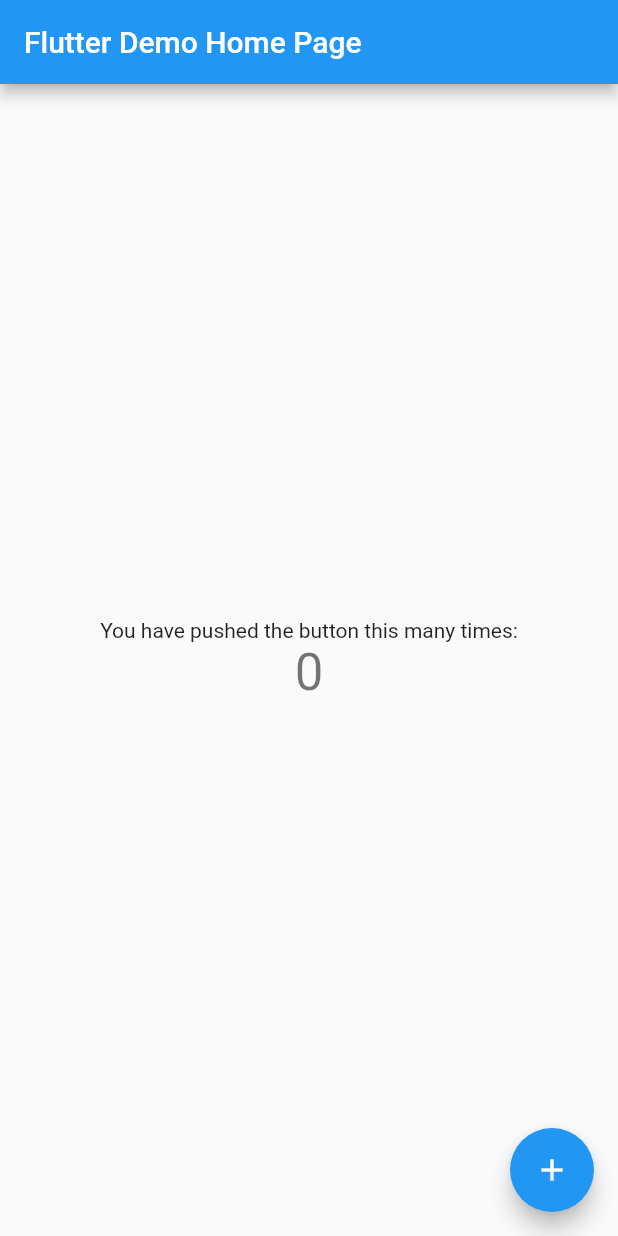
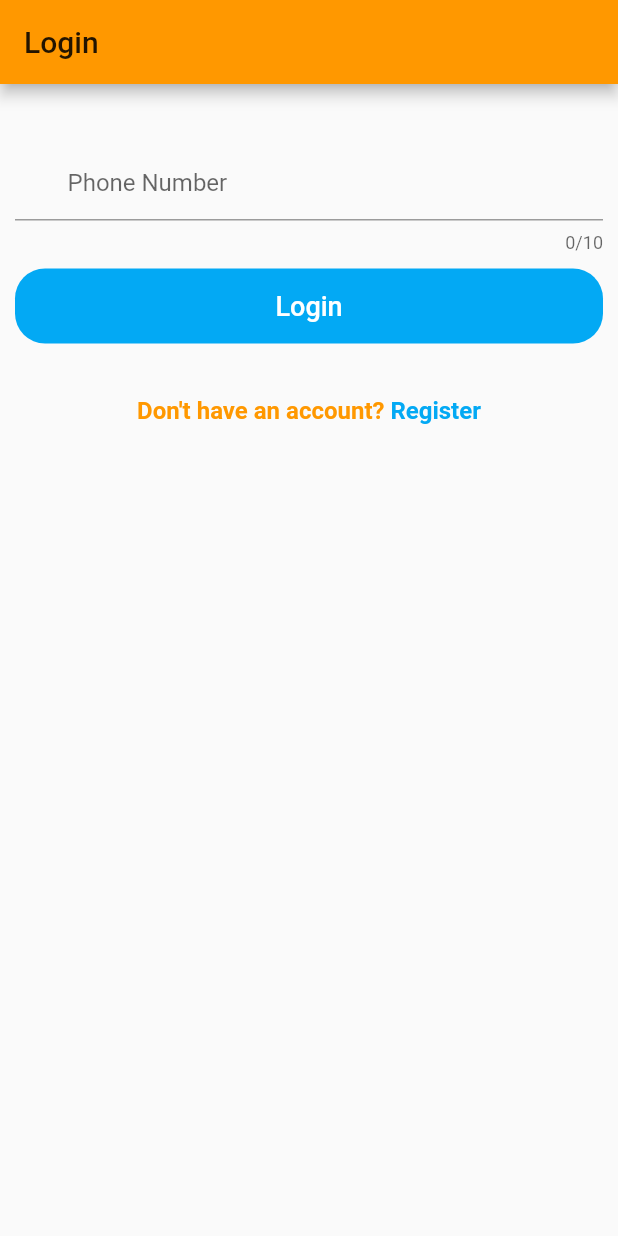
Before and after one commit to VarshaDantu/2021app, a Flutter app: the screen it shows after launch, on a phone screen of 412 x 824 dp. Run offline on Flutter 3.47's test engine with Material 2 defaults, Android fonts, the light colour scheme and no system bars; our stand-ins replace firebase_auth, firebase_core, pinput; accounts and stored records are empty.

Commit message:
Added Login system UI

```diff
--- /dev/null
+++ b/lib/components/constants.dart
@@ -0,0 +1,3 @@
+class constants {
+  final url_ = 'http://35.154.160.57:80/';
+}
--- /dev/null
+++ b/lib/login.dart
@@ -0,0 +1,111 @@
+import 'package:flutter/material.dart';
+import 'package:test_app/Register.dart';
+import 'package:test_app/otp.dart';
+
+class LoginScreen extends StatefulWidget {
+  @override
+  _LoginScreenState createState() => _LoginScreenState();
+}
+
+class _LoginScreenState extends State<LoginScreen> {
+  TextEditingController _controller = TextEditingController();
+  @override
+  Widget build(BuildContext context) {
+    return Scaffold(
+      appBar: AppBar(
+        title: Text('Login'),
+      ),
+      body: Column(
+        mainAxisAlignment: MainAxisAlignment.spaceBetween,
+        children: [
+          Column(children: [
+            // Container(
+            //   margin: EdgeInsets.only(top: 60),
+            //   child: Center(
+            //     child: Text(
+            //       'Phone Authentication',
+            //       style: TextStyle(fontWeight: FontWeight.bold, fontSize: 28),
+            //     ),
+            //   ),
+            // ),
+            Container(
+              margin: EdgeInsets.only(top: 40, right: 10, left: 10),
+              child: TextField(
+                decoration: InputDecoration(
+                  hintText: 'Phone Number',
+                  prefix: Padding(
+                    padding: EdgeInsets.all(4),
+                    child: Text('+91'),
+                  ),
+                ),
+                maxLength: 10,
+                keyboardType: TextInputType.number,
+                controller: _controller,
+              ),
+            )
+          ]),
+          Container(
+            height: 50,
+            margin: EdgeInsets.all(10),
+            width: double.infinity,
+            child: FlatButton(
+              shape: RoundedRectangleBorder(
+                borderRadius: BorderRadius.circular(20),
+              ),
+              color: Colors.lightBlue[500],
+              onPressed: () {
+                Navigator.of(context).push(MaterialPageRoute(
+                    builder: (context) => OTPScreen(_controller.text)));
+              },
+              child: Text(
+                'Login',
+                style: TextStyle(
+                  color: Colors.white,
+                  fontSize: 18,
+                ),
+              ),
+            ),
+          ),
+          Expanded(
+            flex: 5,
+            child: Container(
+              margin: EdgeInsets.symmetric(vertical: 25),
+              height: MediaQuery.of(context).size.height,
+              child: Row(
+                crossAxisAlignment: CrossAxisAlignment.start,
+                mainAxisAlignment: MainAxisAlignment.center,
+                children: [
+                  Text(
+                    "Don't have an account?",
+                    style: TextStyle(
+                      color: Colors.orange,
+                      fontSize: 16,
+                      fontWeight: FontWeight.bold,
+                    ),
+                  ),
+                  GestureDetector(
+                    onTap: () => {
+                      Navigator.push(
+                          context,
+                          MaterialPageRoute(
+                            builder: (BuildContext context) => RegisterScreen(),
+                          ))
+                    },
+                    child: Text(
+                      " Register",
+                      style: TextStyle(
+                        color: Colors.lightBlue[500],
+                        fontSize: 16,
+                        fontWeight: FontWeight.bold,
+                      ),
+                    ),
+                  ),
+                ],
+              ),
+            ),
+          ),
+        ],
+      ),
+    );
+  }
+}
--- a/lib/main.dart
+++ b/lib/main.dart
@@ -1,113 +1,22 @@
+import 'package:firebase_core/firebase_core.dart';
 import 'package:flutter/material.dart';
 
-void main() {
-  runApp(MyApp());
+import 'login.dart';
+
+void main() async {
+  WidgetsFlutterBinding.ensureInitialized();
+  Firebase.initializeApp();
+  runApp(MaterialApp(
+      home: MyApp(),
+      debugShowCheckedModeBanner: false,
+      theme: ThemeData(
+          primarySwatch: Colors.orange, accentColor: Colors.lightBlue[500])));
 }
 
 class MyApp extends StatelessWidget {
   // This widget is the root of your application.
   @override
   Widget build(BuildContext context) {
-    return MaterialApp(
-      title: 'Flutter Demo',
-      theme: ThemeData(
-        // This is the theme of your application.
-        //
-        // Try running your application with "flutter run". You'll see the
-        // application has a blue toolbar. Then, without quitting the app, try
-        // changing the primarySwatch below to Colors.green and then invoke
-        // "hot reload" (press "r" in the console where you ran "flutter run",
-        // or simply save your changes to "hot reload" in a Flutter IDE).
-        // Notice that the counter didn't reset back to zero; the application
-        // is not restarted.
-        primarySwatch: Colors.blue,
-      ),
-      home: MyHomePage(title: 'Flutter Demo Home Page'),
-    );
+    return LoginScreen();
   }
 }
-
-class MyHomePage extends StatefulWidget {
-  MyHomePage({Key key, this.title}) : super(key: key);
-
-  // This widget is the home page  of your application. It is stateful, meaning
-  // that it has a State object (defined below) that contains fields that affect
-  // how it looks.
-
-  // This class is the configuration for the state. It holds the values (in this
-  // case the title) provided by the parent (in this case the App widget) and
-  // used by the build method of the State. Fields in a Widget subclass are
-  // always marked "final".
-
-  final String title;
-
-  @override
-  _MyHomePageState createState() => _MyHomePageState();
-}
-
-class _MyHomePageState extends State<MyHomePage> {
-  int _counter = 0;
-
-  void _incrementCounter() {
-    setState(() {
-      // This call to setState tells the Flutter framework that something has
-      // changed in this State, which causes it to rerun the build method below
-      // so that the display can reflect the updated values. If we changed
-      // _counter without calling setState(), then the build method would not be
-      // called again, and so nothing would appear to happen.
-      _counter++;
-    });
-  }
-
-  @override
-  Widget build(BuildContext context) {
-    // This method is rerun every time setState is called, for instance as done
-    // by the _incrementCounter method above.
-    //
-    // The Flutter framework has been optimized to make rerunning build methods
-    // fast, so that you can just rebuild anything that needs updating rather
-    // than having to individually change instances of widgets.
-    return Scaffold(
-      appBar: AppBar(
-        // Here we take the value from the MyHomePage object that was created by
-        // the App.build method, and use it to set our appbar title.
-        title: Text(widget.title),
-      ),
-      body: Center(
-        // Center is a layout widget. It takes a single child and positions it
-        // in the middle of the parent.
-        child: Column(
-          // Column is also a layout widget. It takes a list of children and
-          // arranges them vertically. By default, it sizes itself to fit its
-          // children horizontally, and tries to be as tall as its parent.
-          //
-          // Invoke "debug painting" (press "p" in the console, choose the
-          // "Toggle Debug Paint" action from the Flutter Inspector in Android
-          // Studio, or the "Toggle Debug Paint" command in Visual Studio Code)
-          // to see the wireframe for each widget.
-          //
-          // Column has various properties to control how it sizes itself and
-          // how it positions its children. Here we use mainAxisAlignment to
-          // center the children vertically; the main axis here is the vertical
-          // axis because Columns are vertical (the cross axis would be
-          // horizontal).
-          mainAxisAlignment: MainAxisAlignment.center,
-          children: <Widget>[
-            Text(
-              'You have pushed the button this many times:',
-            ),
-            Text(
-              '$_counter',
-              style: Theme.of(context).textTheme.headline4,
-            ),
-          ],
-        ),
-      ),
-      floatingActionButton: FloatingActionButton(
-        onPressed: _incrementCounter,
-        tooltip: 'Increment',
-        child: Icon(Icons.add),
-      ), // This trailing comma makes auto-formatting nicer for build methods.
-    );
-  }
-}
```
Also changed, not shown: lib/Home.dart (added, +62 -0 lines), lib/otp.dart (added, +121 -0 lines), lib/register.dart (added, +147 -0 lines).
